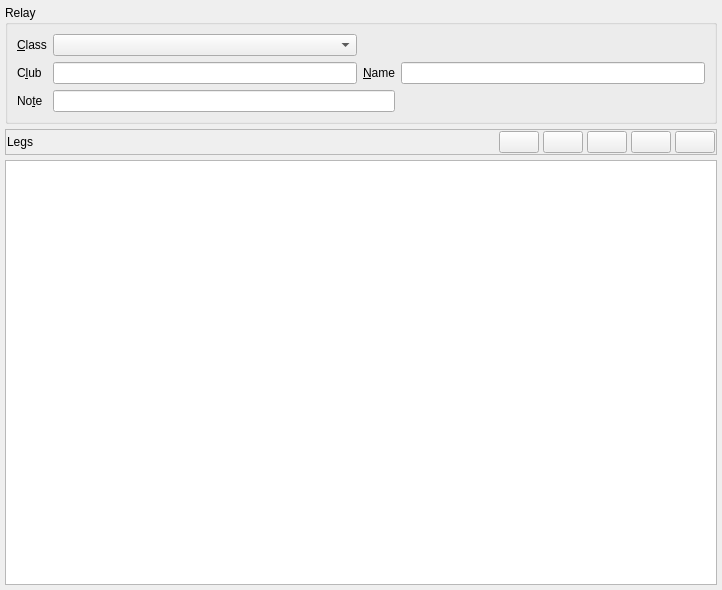
Quick-Event/quickbox, file quickevent/app/plugins/qml/Relays/src/relaywidget.ui: the form before one commit.
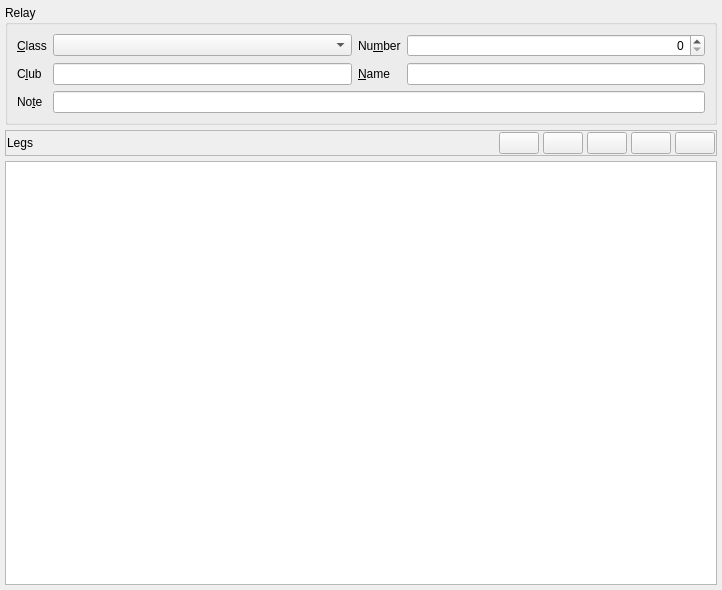
The form after the commit. Icons and pictures are not drawn. Custom widgets are drawn as their Qt base class.

```diff
--- a/quickevent/app/plugins/qml/Relays/src/relaywidget.ui
+++ b/quickevent/app/plugins/qml/Relays/src/relaywidget.ui
@@ -82,13 +82,6 @@
         </property>
        </widget>
       </item>
-      <item row="3" column="1" colspan="2">
-       <widget class="qf::qmlwidgets::LineEdit" name="lineEdit_8">
-        <property name="dataId" stdset="0">
-         <string notr="true">relays.note</string>
-        </property>
-       </widget>
-      </item>
       <item row="1" column="3">
        <widget class="qf::qmlwidgets::LineEdit" name="lineEdit_6">
         <property name="dataId" stdset="0">
@@ -103,6 +96,36 @@
         </property>
        </widget>
       </item>
+      <item row="0" column="2">
+       <widget class="QLabel" name="label_5">
+        <property name="text">
+         <string>Nu&amp;mber</string>
+        </property>
+        <property name="buddy">
+         <cstring>lineEdit_6</cstring>
+        </property>
+       </widget>
+      </item>
+      <item row="0" column="3">
+       <widget class="qf::qmlwidgets::SpinBox" name="spinBox">
+        <property name="alignment">
+         <set>Qt::AlignRight|Qt::AlignTrailing|Qt::AlignVCenter</set>
+        </property>
+        <property name="maximum">
+         <number>9999999</number>
+        </property>
+        <property name="dataId" stdset="0">
+         <string>relays.number</string>
+        </property>
+       </widget>
+      </item>
+      <item row="3" column="1" colspan="3">
+       <widget class="qf::qmlwidgets::LineEdit" name="lineEdit_8">
+        <property name="dataId" stdset="0">
+         <string notr="true">relays.note</string>
+        </property>
+       </widget>
+      </item>
      </layout>
     </widget>
    </item>
@@ -244,6 +267,11 @@
    <extends>QComboBox</extends>
    <header location="global">qf/qmlwidgets/combobox.h</header>
   </customwidget>
+  <customwidget>
+   <class>qf::qmlwidgets::SpinBox</class>
+   <extends>QSpinBox</extends>
+   <header location="global">qf/qmlwidgets/spinbox.h</header>
+  </customwidget>
  </customwidgets>
  <tabstops>
   <tabstop>cbxClass</tabstop>
```
Left out of the diff: 3 changed lines with no effect on the pictures.
